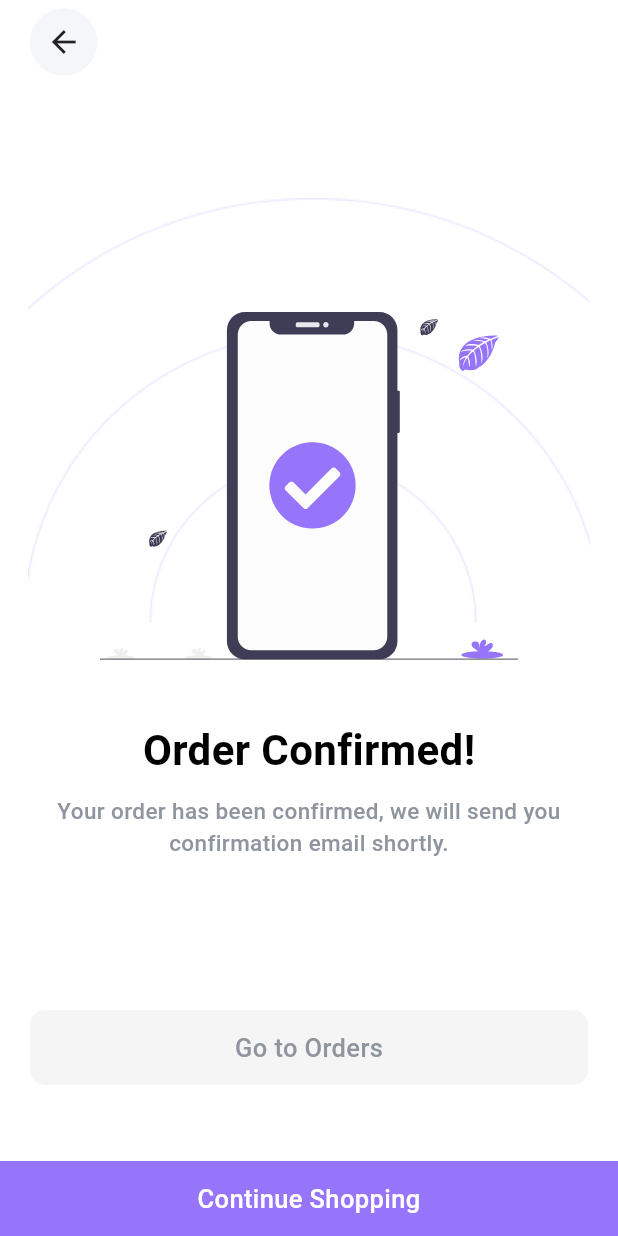
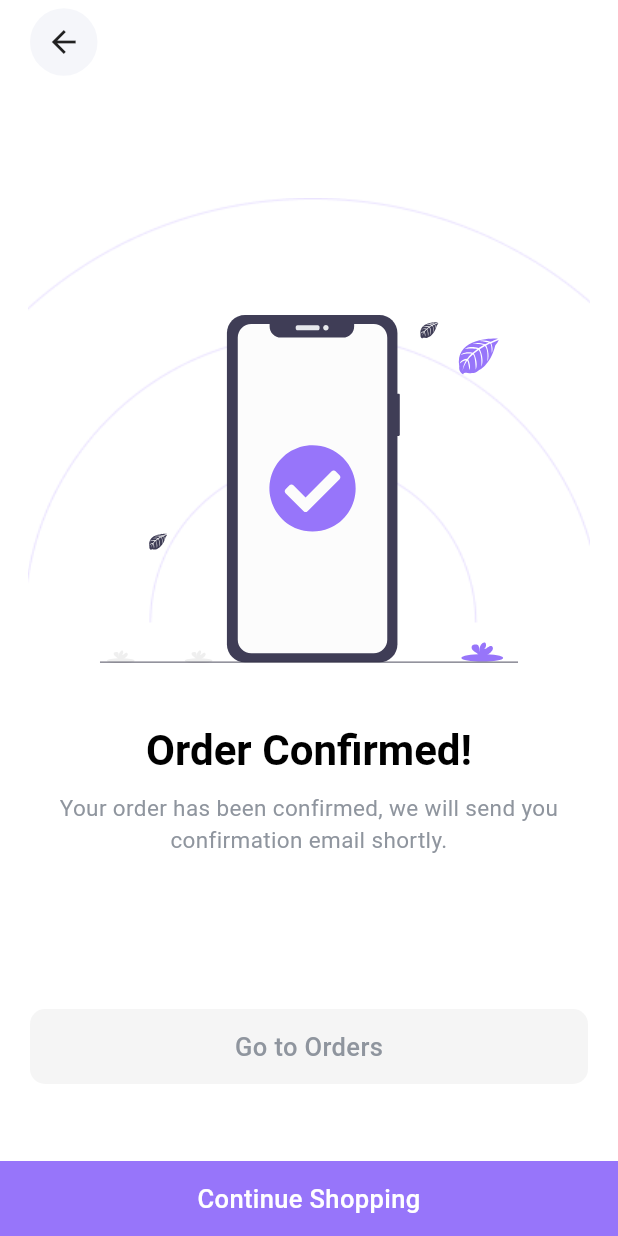
Before and after one commit to mllrr96/Laza-Ecommerce-MedusaJs-Flutter, a Flutter app: the OrderConfirmedScreen screen opened directly, on a phone screen of 412 x 824 dp. Run offline on Flutter 3.47's test engine with Material 2 defaults, Android fonts, the phone set to English and light mode, and no system bars; our stand-ins replace adaptive_dialog, flutter_otp_text_field, flutter_rating_bar, flutter_svg, fluttertoast, google_fonts and 3 more; accounts and stored records are empty; project files that could hold a hidden picture were left out.

Commit message:
Add w600 textStyle, changed google sign in button bg color

```diff
--- a/lib/home_screen.dart
+++ b/lib/home_screen.dart
@@ -55,7 +55,7 @@ class HomeScreen extends StatelessWidget {
               children: [
                 Text(
                   'Hello',
-                  style: context.headlineMedium?.copyWith(fontWeight: FontWeight.w600),
+                  style: context.headlineMedium,
                 ),
                 Text(
                   'Welcome to Laza',
--- a/lib/order_confirmed_screen.dart
+++ b/lib/order_confirmed_screen.dart
@@ -29,14 +29,14 @@ class OrderConfirmedScreen extends StatelessWidget {
                 ),
                 Center(child: SvgPicture.asset('assets/images/order_confirmed.svg')),
                 const SizedBox(height: 40.0),
-                const Column(
+                 Column(
                   children: [
                     Text(
                       'Order Confirmed!',
-                      style: TextStyle(fontSize: 28, fontWeight: FontWeight.w600),
+                      style: context.headlineMedium,
                     ),
-                    SizedBox(height: 10.0),
-                    Padding(
+                    const SizedBox(height: 10.0),
+                    const Padding(
                       padding: EdgeInsets.symmetric(horizontal: 25.0),
                       child: Text(
                         'Your order has been confirmed, we will send you confirmation email shortly.',
--- a/lib/sign_in_screen.dart
+++ b/lib/sign_in_screen.dart
@@ -59,7 +59,7 @@ class SignInScreen extends StatelessWidget {
                           width: double.infinity, height: 50, child: SignInButton(Buttons.twitter, onPressed: () {})),
                       const SizedBox(height: 10),
                       SizedBox(
-                          width: double.infinity, height: 50, child: SignInButton(Buttons.google, onPressed: () {})),
+                          width: double.infinity, height: 50, child: SignInButton(Buttons.googleDark, onPressed: () {})),
                       const SizedBox(height: 10),
                       SizedBox(
                           width: double.infinity,
--- a/lib/theme.dart
+++ b/lib/theme.dart
@@ -87,15 +87,15 @@ class AppTheme {
 
   // Body 1
   // 17px Medium
-  static const bodyLarge = TextStyle(fontSize: 17, fontWeight: FontWeight.w500, color: Colors.black);
+  static const bodyLarge = TextStyle(fontSize: 17, fontWeight: FontWeight.normal, color: Colors.black);
 
   // Body 2
   // 15px Medium
-  static const bodyMedium = TextStyle(fontSize: 15, fontWeight: FontWeight.w500, color: Colors.black);
+  static const bodyMedium = TextStyle(fontSize: 15, fontWeight: FontWeight.normal, color: Colors.black);
 
   // Body 3
   // 13px Medium
-  static const bodySmall = TextStyle(fontSize: 13, fontWeight: FontWeight.w500, color: Colors.black);
+  static const bodySmall = TextStyle(fontSize: 13, fontWeight: FontWeight.normal, color: Colors.black);
 }
 
 // A theme notifier to change and save theme mode (light/dark)
```
Also changed, not shown: lib/extensions/context_extension.dart (+11 -8 lines), lib/product_details.dart (+6 -6 lines).
